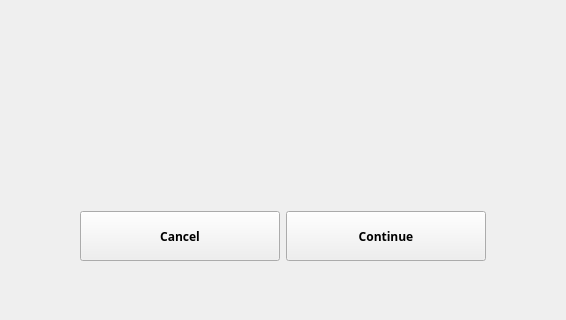
buda-base/pecha-printer, file window.ui: the form before one commit; both pictures show x 118 to 684 and y 280 to 600 of the 800 by 600 pixel window.
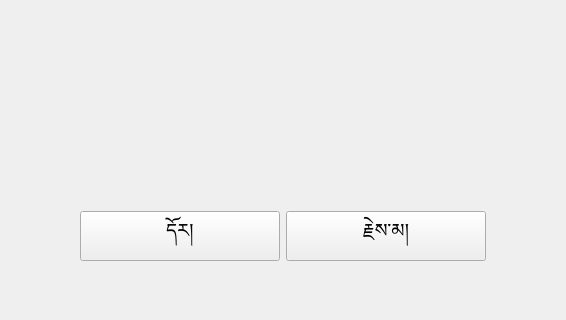
The form after the commit. The open tabs and pages were chosen to show the change. Icons and pictures are not drawn.

Patch:
```diff
--- a/window.ui
+++ b/window.ui
@@ -52,6 +52,9 @@
      <height>601</height>
     </rect>
    </property>
+   <property name="styleSheet">
+    <string notr="true">background-image: url(:/newPrefix/window.png);</string>
+   </property>
    <property name="currentIndex">
     <number>2</number>
    </property>
@@ -207,12 +210,25 @@
        <property name="geometry">
         <rect>
          <x>0</x>
-         <y>160</y>
+         <y>30</y>
          <width>801</width>
-         <height>131</height>
+         <height>261</height>
         </rect>
        </property>
        <layout class="QVBoxLayout" name="verticalLayout_2">
+        <item>
+         <spacer name="verticalSpacer_9">
+          <property name="orientation">
+           <enum>Qt::Vertical</enum>
+          </property>
+          <property name="sizeHint" stdset="0">
+           <size>
+            <width>20</width>
+            <height>40</height>
+           </size>
+          </property>
+         </spacer>
+        </item>
         <item>
          <layout class="QHBoxLayout" name="horizontalLayout_3">
           <item>
@@ -230,6 +246,12 @@
           </item>
           <item>
            <widget class="QLabel" name="label_8">
+            <property name="font">
+             <font>
+              <family>Microsoft Himalaya</family>
+              <pointsize>14</pointsize>
+             </font>
+            </property>
             <property name="text">
              <string/>
             </property>
@@ -294,13 +316,14 @@
             </property>
             <property name="font">
              <font>
-              <family>Microsoft PhagsPa</family>
-              <weight>75</weight>
-              <bold>true</bold>
+              <family>Microsoft Himalaya</family>
+              <pointsize>14</pointsize>
+              <weight>50</weight>
+              <bold>false</bold>
              </font>
             </property>
             <property name="text">
-             <string>Cancel</string>
+             <string>དོར།</string>
             </property>
            </widget>
           </item>
@@ -320,13 +343,14 @@
             </property>
             <property name="font">
              <font>
-              <family>Microsoft PhagsPa</family>
-              <weight>75</weight>
-              <bold>true</bold>
+              <family>Microsoft Himalaya</family>
+              <pointsize>14</pointsize>
+              <weight>50</weight>
+              <bold>false</bold>
              </font>
             </property>
             <property name="text">
-             <string>Continue</string>
+             <string>རྗེས་མ།</string>
             </property>
            </widget>
           </item>
```
Left out of the diff: 95 changed lines with no effect on the pictures.
